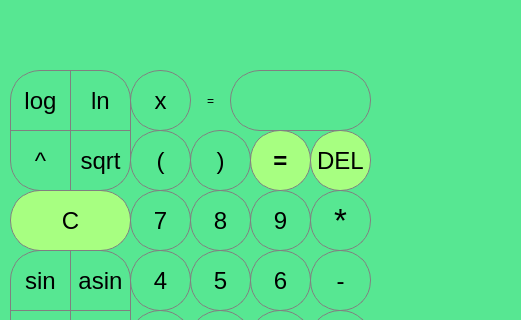
This is src/CalcCPP/view.ui in manwoodt/CPP_SmartCalc as Qt 5 draws it before an edit; both pictures show x 0 to 521 and y 0 to 320 of the 832 by 497 pixel window. The edited form follows.
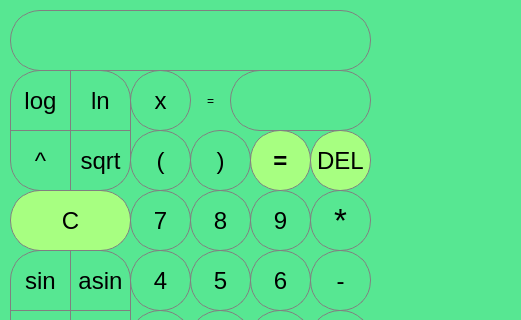
This is the edited form. Custom widgets are drawn as their Qt base class.

What changed in the file:
```diff
--- a/src/CalcCPP/view.ui
+++ b/src/CalcCPP/view.ui
@@ -17,36 +17,6 @@
    <string notr="true">background: rgb(87, 231, 146);</string>
   </property>
   <widget class="QWidget" name="centralwidget">
-   <widget class="QLabel" name="result">
-    <property name="geometry">
-     <rect>
-      <x>10</x>
-      <y>10</y>
-      <width>361</width>
-      <height>61</height>
-     </rect>
-    </property>
-    <property name="styleSheet">
-     <string notr="true">QLabel {
-  qproperty-alignment: 'AlignVCenter | AlignRight';
-  border: 1px solid gray;
-color: black;
-border-top-right-radius: 30px;
-border-top-left-radius: 30px;
-border-bottom-right-radius: 30px;
-border-bottom-left-radius: 30px;
-}
-
-background-color : white;
-</string>
-    </property>
-    <property name="text">
-     <string/>
-    </property>
-    <property name="alignment">
-     <set>Qt::AlignRight|Qt::AlignTrailing|Qt::AlignVCenter</set>
-    </property>
-   </widget>
    <widget class="QPushButton" name="pushButton_C">
     <property name="geometry">
      <rect>
@@ -1182,7 +1152,7 @@
 </string>
     </property>
     <property name="maxLength">
-     <number>9</number>
+     <number>10</number>
     </property>
     <property name="frame">
      <bool>true</bool>
@@ -1224,16 +1194,6 @@
      <set>Qt::AlignCenter</set>
     </property>
    </widget>
-   <widget class="QCustomPlot" name="widget" native="true">
-    <property name="geometry">
-     <rect>
-      <x>390</x>
-      <y>20</y>
-      <width>431</width>
-      <height>371</height>
-     </rect>
-    </property>
-   </widget>
    <widget class="QFrame" name="frame">
     <property name="geometry">
      <rect>
@@ -1315,7 +1275,7 @@
       <double>10.000000000000000</double>
      </property>
     </widget>
-    <widget class="QLabel" name="label_6">
+    <widget class="QLabel" name="frame_step">
      <property name="geometry">
       <rect>
        <x>310</x>
@@ -1343,7 +1303,7 @@
       <set>Qt::AlignCenter</set>
      </property>
     </widget>
-    <widget class="QLabel" name="label_5">
+    <widget class="QLabel" name="frame_y_min">
      <property name="geometry">
       <rect>
        <x>150</x>
@@ -1371,7 +1331,7 @@
       <set>Qt::AlignCenter</set>
      </property>
     </widget>
-    <widget class="QLabel" name="label_2">
+    <widget class="QLabel" name="frame_x_min">
      <property name="geometry">
       <rect>
        <x>10</x>
@@ -1421,7 +1381,7 @@
       <double>-5.000000000000000</double>
      </property>
     </widget>
-    <widget class="QLabel" name="label_4">
+    <widget class="QLabel" name="frame_y_max">
      <property name="geometry">
       <rect>
        <x>220</x>
@@ -1471,7 +1431,7 @@
       <double>10.000000000000000</double>
      </property>
     </widget>
-    <widget class="QLabel" name="label_3">
+    <widget class="QLabel" name="frame_x_max">
      <property name="geometry">
       <rect>
        <x>80</x>
@@ -1500,16 +1460,40 @@
      </property>
     </widget>
    </widget>
+   <widget class="QLineEdit" name="InputString">
+    <property name="geometry">
+     <rect>
+      <x>10</x>
+      <y>10</y>
+      <width>361</width>
+      <height>61</height>
+     </rect>
+    </property>
+    <property name="styleSheet">
+     <string notr="true">QLineEdit {
+  qproperty-alignment: 'AlignVCenter | AlignRight';
+  border: 1px solid gray;
+color: black;
+border-top-right-radius: 30px;
+border-top-left-radius: 30px;
+border-bottom-right-radius: 30px;
+border-bottom-left-radius: 30px;
+}
+
+</string>
+    </property>
+    <property name="text">
+     <string/>
+    </property>
+    <property name="maxLength">
+     <number>255</number>
+    </property>
+    <property name="frame">
+     <bool>true</bool>
+    </property>
+   </widget>
   </widget>
  </widget>
- <customwidgets>
-  <customwidget>
-   <class>QCustomPlot</class>
-   <extends>QWidget</extends>
-   <header>qcustomplot.h</header>
-   <container>1</container>
-  </customwidget>
- </customwidgets>
  <resources/>
  <connections/>
 </ui>
```
